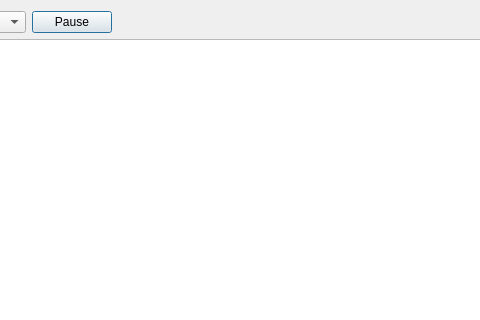
This is omodsim/dialogs/dialograwdatalog.ui in sanny32/OpenModSim as Qt 5 draws it before an edit; both pictures show x 155 to 635 and y 0 to 320 of the 900 by 480 pixel window. The edited form follows.
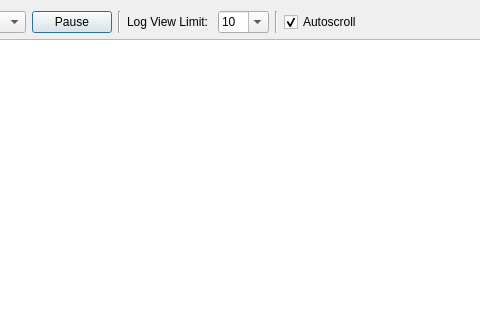
This is the edited form.

Commit message: Developing dialog to view raw data log

Patch:
```diff
--- a/omodsim/dialogs/dialograwdatalog.ui
+++ b/omodsim/dialogs/dialograwdatalog.ui
@@ -40,6 +40,64 @@
        </property>
       </widget>
      </item>
+     <item>
+      <widget class="Line" name="line">
+       <property name="orientation">
+        <enum>Qt::Orientation::Vertical</enum>
+       </property>
+      </widget>
+     </item>
+     <item>
+      <widget class="QLabel" name="labelRowLimit">
+       <property name="text">
+        <string>Log View Limit: </string>
+       </property>
+      </widget>
+     </item>
+     <item>
+      <widget class="QComboBox" name="comboBoxRowLimit">
+       <property name="editable">
+        <bool>true</bool>
+       </property>
+       <item>
+        <property name="text">
+         <string>10</string>
+        </property>
+       </item>
+       <item>
+        <property name="text">
+         <string>20</string>
+        </property>
+       </item>
+       <item>
+        <property name="text">
+         <string>50</string>
+        </property>
+       </item>
+       <item>
+        <property name="text">
+         <string>100</string>
+        </property>
+       </item>
+      </widget>
+     </item>
+     <item>
+      <widget class="Line" name="line_2">
+       <property name="orientation">
+        <enum>Qt::Orientation::Vertical</enum>
+       </property>
+      </widget>
+     </item>
+     <item>
+      <widget class="QCheckBox" name="checkBoxAutoScroll">
+       <property name="text">
+        <string>Autoscroll</string>
+       </property>
+       <property name="checked">
+        <bool>true</bool>
+       </property>
+      </widget>
+     </item>
      <item>
       <spacer name="horizontalSpacer">
        <property name="orientation">
```
The commit also changes 7 other files.
